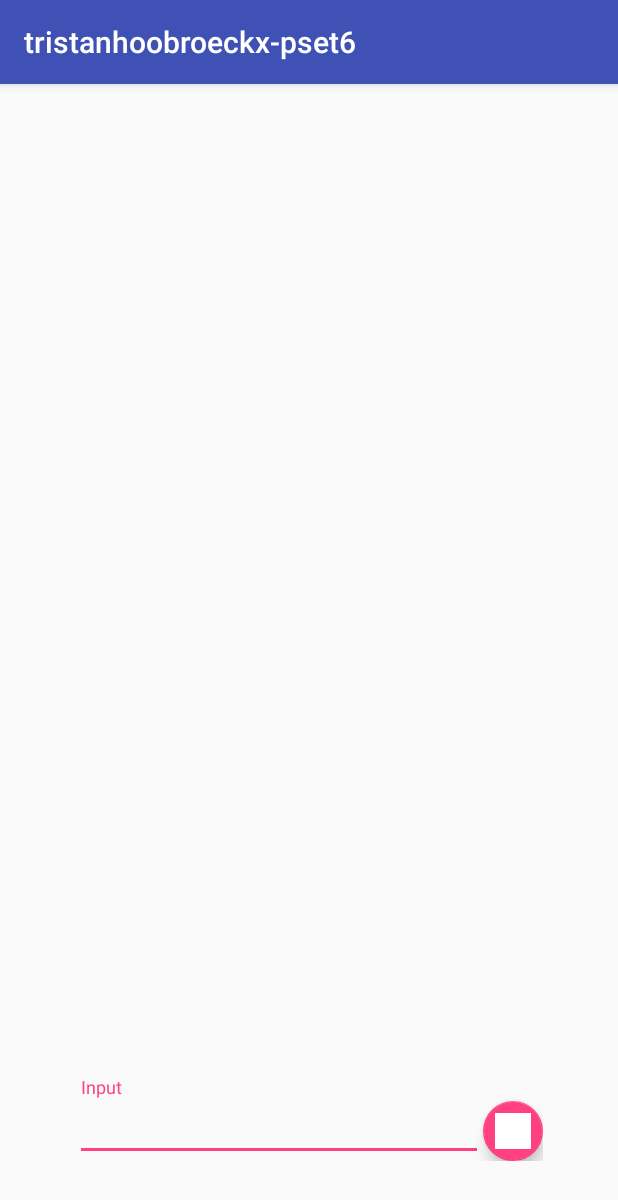
After one commit to Tristanhx/tristanhoobroeckx-pset6, an Android app: the ChatActivity screen opened directly, with no data from a screen before it, on a phone screen of 412 x 824 dp. The commit adds this screen. Shown: the top 1200 px of the screen. Run offline under Robolectric (Android 15) with nearby library versions, the light colour scheme and no system bars.

Commit message:
chatscreen kinda done for now

```diff
--- a/app/build.gradle
+++ b/app/build.gradle
@@ -27,8 +27,13 @@ dependencies {
     compile 'com.android.support:appcompat-v7:25.3.1'
     compile 'com.android.support.constraint:constraint-layout:1.0.2'
     compile 'com.google.firebase:firebase-auth:10.0.1'
+    compile 'com.google.firebase:firebase-core:10.0.1'
     testCompile 'junit:junit:4.12'
+    compile 'com.android.support:design:25.3.1'
 }
 
 
+
+
+
 apply plugin: 'com.google.gms.google-services'
--- a/app/src/main/AndroidManifest.xml
+++ b/app/src/main/AndroidManifest.xml
@@ -16,6 +16,8 @@
                 <category android:name="android.intent.category.LAUNCHER" />
             </intent-filter>
         </activity>
+        <activity android:name=".TeamActivity" />
+        <activity android:name=".ChatActivity"></activity>
     </application>
 
 </manifest>
--- /dev/null
+++ b/app/src/main/java/com/example/tristan/tristanhoobroeckx_pset6/ChatActivity.java
@@ -0,0 +1,13 @@
+package com.example.tristan.tristanhoobroeckx_pset6;
+
+import android.support.v7.app.AppCompatActivity;
+import android.os.Bundle;
+
+public class ChatActivity extends AppCompatActivity {
+
+    @Override
+    protected void onCreate(Bundle savedInstanceState) {
+        super.onCreate(savedInstanceState);
+        setContentView(R.layout.activity_chat);
+    }
+}
--- a/app/src/main/java/com/example/tristan/tristanhoobroeckx_pset6/MainActivity.java
+++ b/app/src/main/java/com/example/tristan/tristanhoobroeckx_pset6/MainActivity.java
@@ -4,10 +4,16 @@ import android.support.annotation.NonNull;
 import android.support.v7.app.AppCompatActivity;
 import android.os.Bundle;
 import android.util.Log;
+import android.widget.Toast;
 
+import com.google.android.gms.tasks.OnCompleteListener;
+import com.google.android.gms.tasks.Task;
+import com.google.firebase.analytics.FirebaseAnalytics;
+import com.google.firebase.auth.AuthResult;
 import com.google.firebase.auth.FirebaseAuth;
 
 public class MainActivity extends AppCompatActivity {
+    private FirebaseAnalytics mFirebaseAnalytics;
     private FirebaseAuth mAuth;
     private FirebaseAuth.AuthStateListener mAuthListener;
     private String user;
@@ -16,6 +22,8 @@ public class MainActivity extends AppCompatActivity {
     protected void onCreate(Bundle savedInstanceState) {
         super.onCreate(savedInstanceState);
         setContentView(R.layout.activity_main);
+
+        mFirebaseAnalytics = FirebaseAnalytics.getInstance(this);
 
         mAuth = FirebaseAuth.getInstance();
         mAuthListener = new FirebaseAuth.AuthStateListener() {
--- /dev/null
+++ b/app/src/main/java/com/example/tristan/tristanhoobroeckx_pset6/TeamActivity.java
@@ -0,0 +1,13 @@
+package com.example.tristan.tristanhoobroeckx_pset6;
+
+import android.support.v7.app.AppCompatActivity;
+import android.os.Bundle;
+
+public class TeamActivity extends AppCompatActivity {
+
+    @Override
+    protected void onCreate(Bundle savedInstanceState) {
+        super.onCreate(savedInstanceState);
+        setContentView(R.layout.activity_team);
+    }
+}
--- /dev/null
+++ b/app/src/main/res/layout/activity_chat.xml
@@ -0,0 +1,50 @@
+<?xml version="1.0" encoding="utf-8"?>
+<RelativeLayout xmlns:android="http://schemas.android.com/apk/res/android"
+    xmlns:app="http://schemas.android.com/apk/res-auto"
+    xmlns:tools="http://schemas.android.com/tools"
+    android:layout_width="match_parent"
+    android:layout_height="match_parent"
+    android:paddingBottom="@dimen/chat_vertical_margin"
+    android:paddingLeft="@dimen/chat_horizontal_margin"
+    android:paddingRight="@dimen/chat_horizontal_margin"
+    android:paddingTop="@dimen/chat_vertical_margin"
+    tools:context="com.example.tristan.tristanhoobroeckx_pset6.ChatActivity">
+
+    <android.support.design.widget.FloatingActionButton
+        android:layout_width="wrap_content"
+        android:layout_height="wrap_content"
+        android:clickable="true"
+        android:src="@drawable/ic_send"
+        android:id="@+id/fab"
+        android:tint="@android:color/white"
+        android:layout_alignParentBottom="true"
+        android:layout_alignParentEnd="true"
+        app:fabSize="mini" />
+
+    <android.support.design.widget.TextInputLayout
+        android:layout_width="match_parent"
+        android:layout_height="wrap_content"
+        android:layout_toLeftOf="@id/fab"
+        android:layout_alignParentBottom="true"
+        android:layout_alignParentStart="true">
+
+        <EditText
+            android:layout_width="match_parent"
+            android:layout_height="wrap_content"
+            android:hint="Input"
+            android:id="@+id/edittext"/>
+    </android.support.design.widget.TextInputLayout>
+
+    <ListView
+        android:layout_width="match_parent"
+        android:layout_height="match_parent"
+        android:layout_alignParentTop="true"
+        android:layout_alignParentStart="true"
+        android:layout_above="@id/fab"
+        android:dividerHeight="16dp"
+        android:divider="@android:color/transparent"
+        android:id="@+id/chatlist"
+        android:layout_marginBottom="16dp"
+        />
+
+</RelativeLayout>
--- /dev/null
+++ b/app/src/main/res/layout/activity_team.xml
@@ -0,0 +1,9 @@
+<?xml version="1.0" encoding="utf-8"?>
+<android.support.constraint.ConstraintLayout xmlns:android="http://schemas.android.com/apk/res/android"
+    xmlns:app="http://schemas.android.com/apk/res-auto"
+    xmlns:tools="http://schemas.android.com/tools"
+    android:layout_width="match_parent"
+    android:layout_height="match_parent"
+    tools:context="com.example.tristan.tristanhoobroeckx_pset6.TeamActivity">
+
+</android.support.constraint.ConstraintLayout>
--- /dev/null
+++ b/app/src/main/res/values/dimen.xml
@@ -0,0 +1,7 @@
+<?xml version="1.0" encoding="utf-8"?>
+<resources>
+    <dimen name="chat_vertical_margin">50dp</dimen>
+    <dimen name="chat_horizontal_margin">50dp</dimen>
+
+
+</resources>
```
Also changed, not shown: app/src/main/res/drawable/ic_send.png (added).
